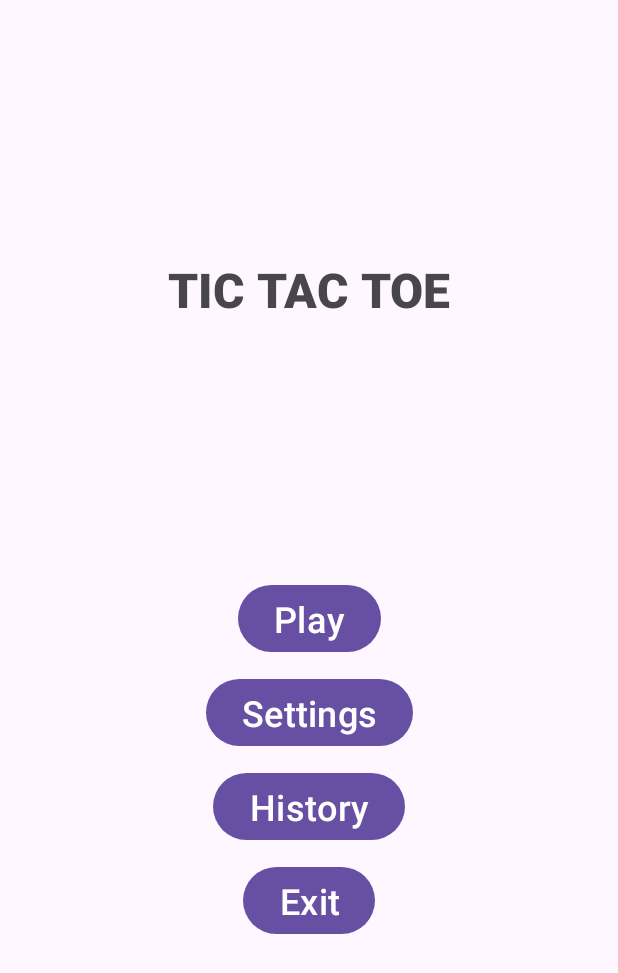
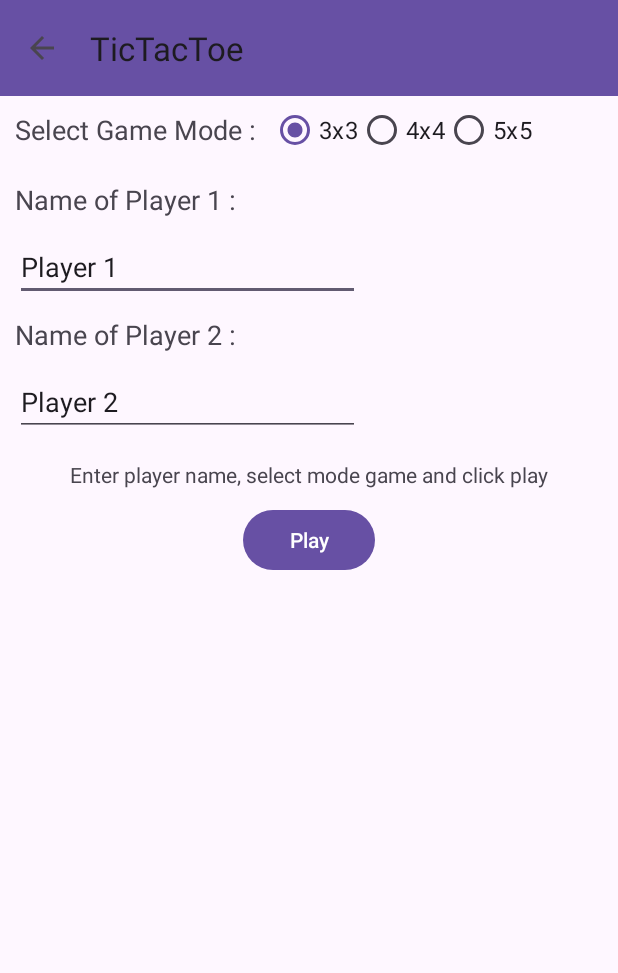
Before and after one commit to hafiz013/tic-tac-toe-android, an Android app built with Jetpack Compose: the screen it shows after launch (MainActivity before the commit, SetupGame after it), after a tap on "Play", on a phone screen of 412 x 824 dp. Shown: the top 973 px of the screen. Run offline under Robolectric (Android 15) with nearby library versions, the phone set to English and light mode, and no system bars.

Commit message:
Add layout for 3 layer game

```diff
--- a/app/src/main/res/values/strings.xml
+++ b/app/src/main/res/values/strings.xml
@@ -11,4 +11,16 @@
     <string name="animation">Animation: </string>
     <string name="enable">Enable</string>
     <string name="sound">Sound: </string>
+    <string name="select_game_mode">Select Game Mode :</string>
+    <string name="threelayer">3x3</string>
+    <string name="fourlayer">4x4</string>
+    <string name="fivelayer">5x5</string>
+    <string name="player1_name">Name of Player 1 :</string>
+    <string name="player1">Player 1</string>
+    <string name="player2_name">Name of Player 2 :</string>
+    <string name="player2">Player 2</string>
+    <string name="instruction">Enter player name, select mode game and click play</string>
+    <string name="play">Play</string>
+    <string name="player1_empty">Name of Player 1 can\'t be empty</string>
+    <string name="player2_empty">Name of Player 2 can\'t be empty</string>
 </resources>
```
Also changed, not shown: app/src/main/AndroidManifest.xml (+10 -3 lines), app/src/main/java/com/example/tictactoe/ThreeLayerGame.kt (added, +32 -0 lines), app/src/main/res/layout/activity_three_layer_game.xml (added, +10 -0 lines).
